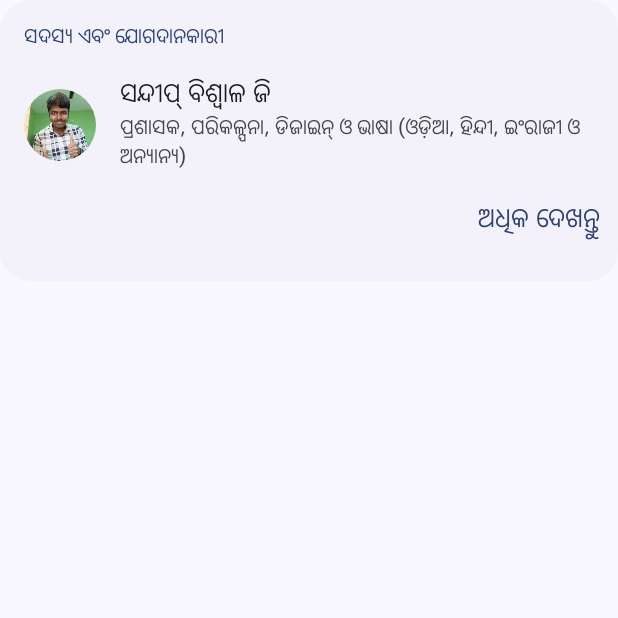
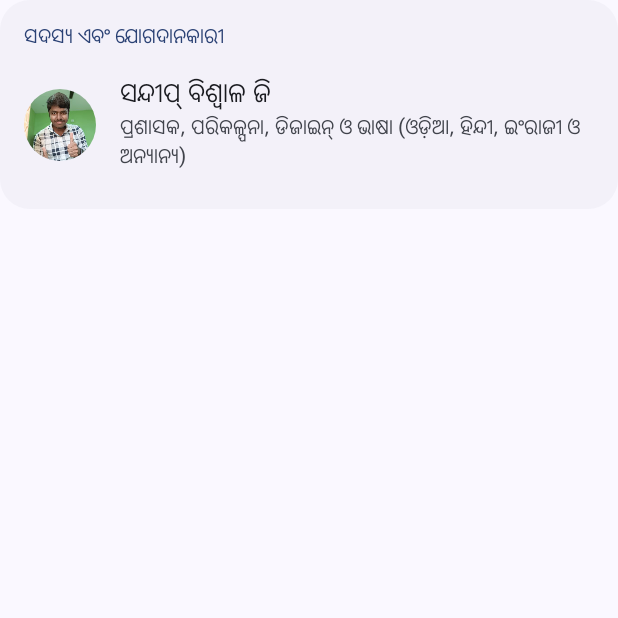
Before and after one commit to imsbg/Ganita-Bingya-App, an Android app built with Jetpack Compose: the composable ContributorsCard shown on its own in the app's theme, on a phone screen of 412 x 824 dp, the top half of it. Run offline under Robolectric (Android 15) with nearby library versions, the phone set to English and light mode, and no system bars; Roboto replaces fonts that are not available here.

```diff
--- a/app/src/main/java/com/sandeep/ganitabigyan/AboutScreen.kt
+++ b/app/src/main/java/com/sandeep/ganitabigyan/AboutScreen.kt
@@ -1,4 +1,5 @@
 // FILE: app/src/main/java/com/sandeep/ganitabigyan/AboutScreen.kt
+// VERSION: FINAL - Removes Soubhagya Padhan from the contributor list.
 
 package com.sandeep.ganitabigyan
 
@@ -106,18 +107,10 @@ private fun AboutCard(title: String, content: @Composable ColumnScope.() -> Unit
     }
 }
 
-// <<< THIS IS THE MAIN CHANGE >>>
 @Composable
 private fun ContributorsCard() {
-    // Add the new contributor to this list
-    val contributors = listOf(
-        Contributor(
-            name = stringResource(R.string.soubhagya_padhan_name),
-            role = stringResource(R.string.soubhagya_padhan_role),
-            imageResId = R.drawable.soubhagya, // Make sure soubhagya.jpg is in res/drawable
-            profileUrl = "https://tinyurl.com/soubagya"
-        )
-    )
+    // <<< THIS IS THE ONLY CHANGE: The list is now empty again >>>
+    val contributors = emptyList<Contributor>()
     var isExpanded by remember { mutableStateOf(false) }
 
     AboutCard(title = stringResource(R.string.members_and_contributors)) {
@@ -129,12 +122,12 @@ private fun ContributorsCard() {
             profileUrl = "https://www.instagram.com/sandeepbiswalg/"
         ))
 
-        // Other contributors (visible when expanded)
+        // This will now be hidden
         AnimatedVisibility(visible = isExpanded) {
             Column { contributors.forEach { ContributorRow(it) } }
         }
 
-        // The "Show more" button will now appear because the list is not empty
+        // This button will now be hidden
         if (contributors.isNotEmpty()) {
             TextButton(onClick = { isExpanded = !isExpanded }, modifier = Modifier.align(Alignment.End)) {
                 Text(if (isExpanded) stringResource(R.string.show_less) else stringResource(R.string.show_more))
```
